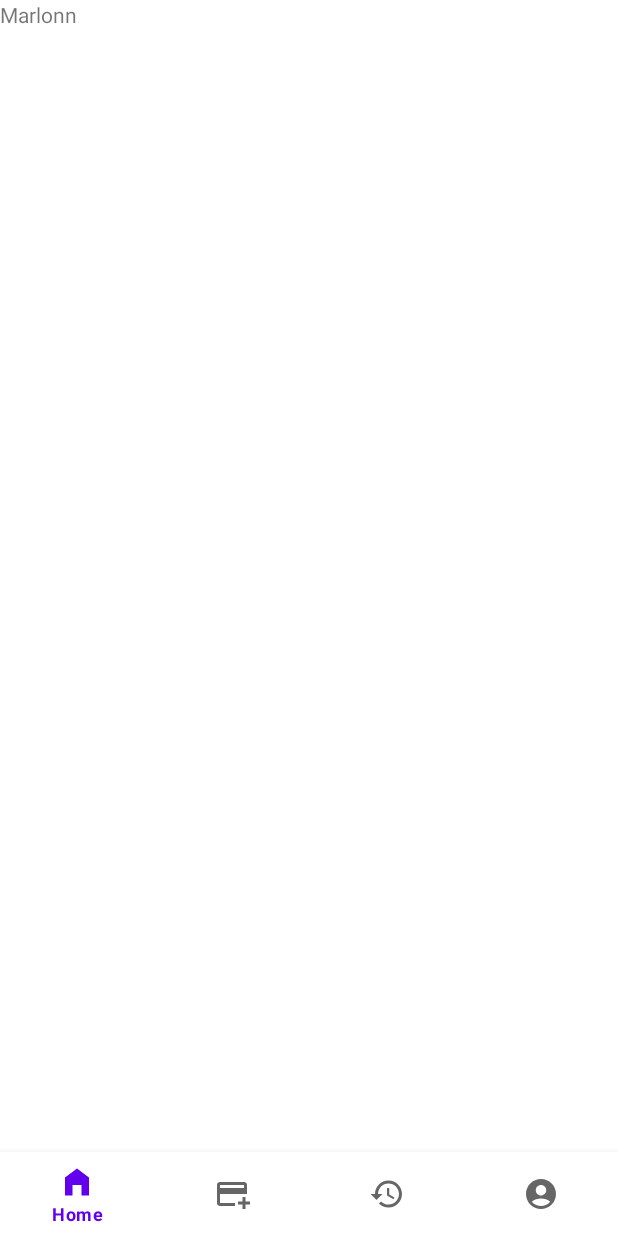
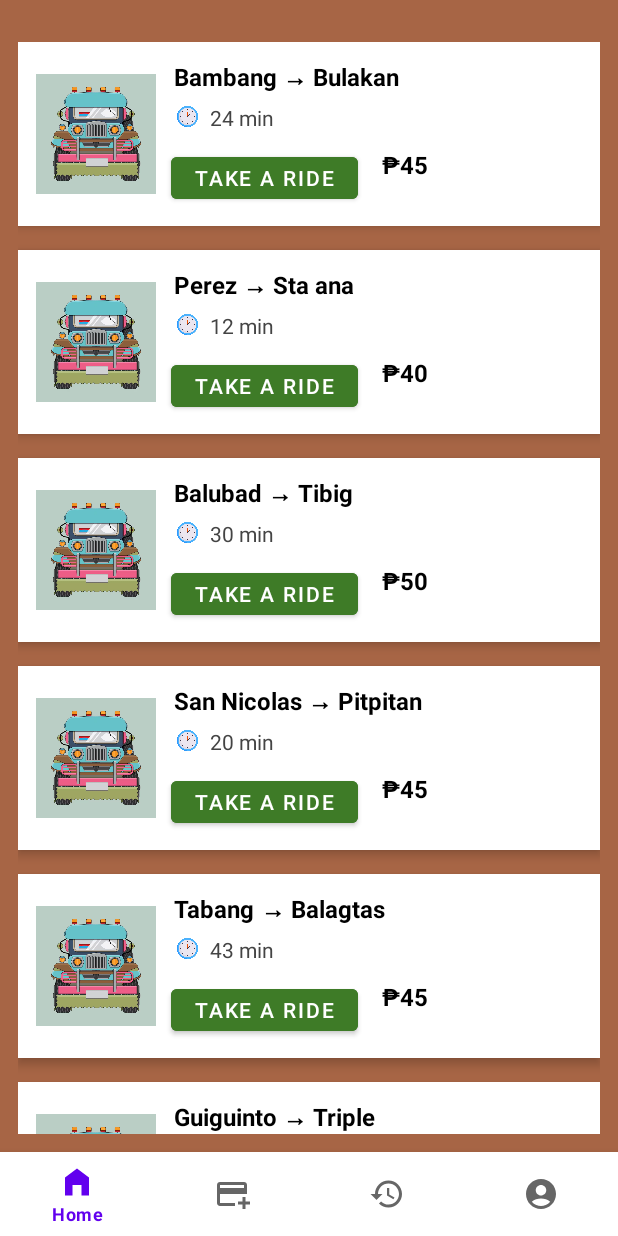
Before and after one commit to marlonpondavilla/Pamasahe, an Android app: the screen it shows after launch once a user with an empty profile is signed in (MainActivity), on a phone screen of 412 x 824 dp. Before the commit the screen is almost empty. Run offline under Robolectric (Android 15) with nearby library versions, the phone set to English and light mode, and no system bars; our stand-ins replace Firebase (no records; nobody signed in at launch, a user with empty details on screens opened directly), navigation-ui.

Commit message:
feat: home ui implemented, set up: fragment and recycler view

```diff
--- /dev/null
+++ b/app/src/main/java/com/example/pamasahe/classes/Vehicle.java
@@ -0,0 +1,57 @@
+package com.example.pamasahe.classes;
+
+public class Vehicle {
+    private String from;
+    private String to;
+    private String duration;
+    private String price;
+    private int imageResId;
+
+    public Vehicle(String from, String to, String duration, String price, int imageResId) {
+        this.from = from;
+        this.to = to;
+        this.duration = duration;
+        this.price = price;
+        this.imageResId = imageResId;
+    }
+
+    public String getFrom() {
+        return from;
+    }
+
+    public String getTo() {
+        return to;
+    }
+
+    public String getDuration() {
+        return duration;
+    }
+
+    public String getPrice() {
+        return price;
+    }
+
+    public int getImageResId() {
+        return imageResId;
+    }
+
+    public void setFrom(String from) {
+        this.from = from;
+    }
+
+    public void setTo(String to) {
+        this.to = to;
+    }
+
+    public void setDuration(String duration) {
+        this.duration = duration;
+    }
+
+    public void setPrice(String price) {
+        this.price = price;
+    }
+
+    public void setImageResId(int imageResId) {
+        this.imageResId = imageResId;
+    }
+}
--- a/app/src/main/java/com/example/pamasahe/navigation_fragments/home/HomeFragment.java
+++ b/app/src/main/java/com/example/pamasahe/navigation_fragments/home/HomeFragment.java
@@ -1,66 +1,54 @@
 package com.example.pamasahe.navigation_fragments.home;
 
 import android.os.Bundle;
-
-import androidx.fragment.app.Fragment;
-
 import android.view.LayoutInflater;
 import android.view.View;
 import android.view.ViewGroup;
 
+import androidx.fragment.app.Fragment;
+import androidx.recyclerview.widget.LinearLayoutManager;
+import androidx.recyclerview.widget.RecyclerView;
+
 import com.example.pamasahe.R;
+import com.example.pamasahe.classes.Vehicle;
 
-/**
- * A simple {@link Fragment} subclass.
- * Use the {@link HomeFragment#newInstance} factory method to
- * create an instance of this fragment.
- */
+import java.util.ArrayList;
+import java.util.List;
+
 public class HomeFragment extends Fragment {
 
-    // TODO: Rename parameter arguments, choose names that match
-    // the fragment initialization parameters, e.g. ARG_ITEM_NUMBER
-    private static final String ARG_PARAM1 = "param1";
-    private static final String ARG_PARAM2 = "param2";
-
-    // TODO: Rename and change types of parameters
-    private String mParam1;
-    private String mParam2;
+    private RecyclerView vehicleRecyclerView;
+    private VehicleAdapter vehicleAdapter;
+    private List<Vehicle> vehicleList;
 
     public HomeFragment() {
         // Required empty public constructor
-    }
-
-    /**
-     * Use this factory method to create a new instance of
-     * this fragment using the provided parameters.
-     *
-     * @param param1 Parameter 1.
-     * @param param2 Parameter 2.
-     * @return A new instance of fragment HomeFragment.
-     */
-    // TODO: Rename and change types and number of parameters
-    public static HomeFragment newInstance(String param1, String param2) {
-        HomeFragment fragment = new HomeFragment();
-        Bundle args = new Bundle();
-        args.putString(ARG_PARAM1, param1);
-        args.putString(ARG_PARAM2, param2);
-        fragment.setArguments(args);
-        return fragment;
-    }
-
-    @Override
-    public void onCreate(Bundle savedInstanceState) {
-        super.onCreate(savedInstanceState);
-        if (getArguments() != null) {
-            mParam1 = getArguments().getString(ARG_PARAM1);
-            mParam2 = getArguments().getString(ARG_PARAM2);
-        }
     }
 
     @Override
     public View onCreateView(LayoutInflater inflater, ViewGroup container,
                              Bundle savedInstanceState) {
         // Inflate the layout for this fragment
-        return inflater.inflate(R.layout.fragment_home, container, false);
+        View rootView = inflater.inflate(R.layout.fragment_home, container, false);
+
+        // Initialize RecyclerView and Vehicle List
+        vehicleRecyclerView = rootView.findViewById(R.id.vehicleRecyclerView);
+        vehicleRecyclerView.setLayoutManager(new LinearLayoutManager(getContext()));
+
+        // Initialize Vehicle List
+        vehicleList = new ArrayList<>();
+        vehicleList.add(new Vehicle("Bambang", "Bulakan", "24 min", "₱45", R.drawable.jeepney_front));
+        vehicleList.add(new Vehicle("Perez", "Sta ana", "12 min", "₱40", R.drawable.jeepney_front));
+        vehicleList.add(new Vehicle("Balubad", "Tibig", "30 min", "₱50", R.drawable.jeepney_front));
+        vehicleList.add(new Vehicle("San Nicolas", "Pitpitan", "20 min", "₱45", R.drawable.jeepney_front));
+        vehicleList.add(new Vehicle("Tabang", "Balagtas", "43 min", "₱45", R.drawable.jeepney_front));
+        vehicleList.add(new Vehicle("Guiguinto", "Triple", "35 min", "₱50", R.drawable.jeepney_front));
+
+
+        // Set up the Adapter
+        vehicleAdapter = new VehicleAdapter(vehicleList);
+        vehicleRecyclerView.setAdapter(vehicleAdapter);
+
+        return rootView;
     }
 }
--- /dev/null
+++ b/app/src/main/java/com/example/pamasahe/navigation_fragments/home/VehicleAdapter.java
@@ -0,0 +1,61 @@
+package com.example.pamasahe.navigation_fragments.home;
+
+import android.view.LayoutInflater;
+import android.view.View;
+import android.view.ViewGroup;
+import android.widget.ImageView;
+import android.widget.TextView;
+
+import androidx.annotation.NonNull;
+import androidx.recyclerview.widget.RecyclerView;
+
+import com.example.pamasahe.R;
+import com.example.pamasahe.classes.Vehicle;
+
+import java.util.List;
+
+public class VehicleAdapter extends RecyclerView.Adapter<VehicleAdapter.VehicleViewHolder> {
+
+    private List<Vehicle> vehicleList;
+
+    public VehicleAdapter(List<Vehicle> vehicleList) {
+        this.vehicleList = vehicleList;
+    }
+
+    @NonNull
+    @Override
+    public VehicleViewHolder onCreateViewHolder(@NonNull ViewGroup parent, int viewType) {
+        View view = LayoutInflater.from(parent.getContext()).inflate(R.layout.vehicle_card_template, parent, false);
+        return new VehicleViewHolder(view);
+    }
+
+    @Override
+    public void onBindViewHolder(@NonNull VehicleViewHolder holder, int position) {
+        Vehicle vehicle = vehicleList.get(position);
+
+        holder.fromText.setText(vehicle.getFrom());
+        holder.toText.setText(vehicle.getTo());
+        holder.durationText.setText(vehicle.getDuration());
+        holder.priceText.setText(vehicle.getPrice());
+        holder.vehicleImage.setImageResource(vehicle.getImageResId());
+    }
+
+    @Override
+    public int getItemCount() {
+        return vehicleList.size();
+    }
+
+    public static class VehicleViewHolder extends RecyclerView.ViewHolder {
+        TextView fromText, toText, durationText, priceText;
+        ImageView vehicleImage;
+
+        public VehicleViewHolder(@NonNull View itemView) {
+            super(itemView);
+            fromText = itemView.findViewById(R.id.fromText);
+            toText = itemView.findViewById(R.id.toText);
+            durationText = itemView.findViewById(R.id.durationText);
+            priceText = itemView.findViewById(R.id.priceText);
+            vehicleImage = itemView.findViewById(R.id.vehicleImage);
+        }
+    }
+}
--- a/app/src/main/res/layout/activity_login.xml
+++ b/app/src/main/res/layout/activity_login.xml
@@ -5,7 +5,7 @@
     android:id="@+id/main"
     android:layout_width="match_parent"
     android:layout_height="match_parent"
-    android:background="@drawable/img"
+    android:background="@drawable/login_bg"
     tools:context=".Login">
 
     <RelativeLayout
--- a/app/src/main/res/layout/fragment_account.xml
+++ b/app/src/main/res/layout/fragment_account.xml
@@ -14,6 +14,4 @@
         android:text="Logout"
         android:layout_marginTop="16dp" />
 
-
-
 </FrameLayout>
--- a/app/src/main/res/layout/fragment_home.xml
+++ b/app/src/main/res/layout/fragment_home.xml
@@ -1,14 +1,20 @@
 <?xml version="1.0" encoding="utf-8"?>
-<FrameLayout xmlns:android="http://schemas.android.com/apk/res/android"
+<androidx.constraintlayout.widget.ConstraintLayout xmlns:android="http://schemas.android.com/apk/res/android"
+    xmlns:app="http://schemas.android.com/apk/res-auto"
     xmlns:tools="http://schemas.android.com/tools"
     android:layout_width="match_parent"
     android:layout_height="match_parent"
+    android:background="#A76545"
     tools:context=".navigation_fragments.home.HomeFragment">
 
-    <!-- TODO: Update blank fragment layout -->
-    <TextView
+    <!-- RecyclerView to show Vehicle cards -->
+    <androidx.recyclerview.widget.RecyclerView
+        android:id="@+id/vehicleRecyclerView"
         android:layout_width="match_parent"
         android:layout_height="match_parent"
-        android:text="Marlonn" />
+        android:layout_marginTop="16dp"
+        app:layout_constraintTop_toTopOf="parent"
+        app:layout_constraintBottom_toBottomOf="parent"
+        android:padding="12dp"/>
 
-</FrameLayout>
+</androidx.constraintlayout.widget.ConstraintLayout>
--- /dev/null
+++ b/app/src/main/res/layout/vehicle_card_template.xml
@@ -0,0 +1,101 @@
+<RelativeLayout xmlns:android="http://schemas.android.com/apk/res/android"
+    android:layout_width="match_parent"
+    android:layout_height="wrap_content"
+    android:background="@android:color/white"
+    android:padding="12dp"
+    android:layout_marginBottom="16dp"
+    android:elevation="4dp">
+
+    <ImageView
+        android:id="@+id/vehicleImage"
+        android:layout_width="80dp"
+        android:layout_height="80dp"
+        android:scaleType="centerCrop"
+        android:src="@drawable/jeepney_front"
+        android:layout_alignParentStart="true"
+        android:layout_centerVertical="true" />
+
+    <LinearLayout
+        android:id="@+id/fromToLayout"
+        android:layout_width="wrap_content"
+        android:layout_height="wrap_content"
+        android:orientation="horizontal"
+        android:layout_toEndOf="@id/vehicleImage"
+        android:layout_alignTop="@id/vehicleImage"
+        android:layout_marginStart="12dp">
+
+        <TextView
+            android:id="@+id/fromText"
+            android:layout_width="wrap_content"
+            android:layout_height="wrap_content"
+            android:text="From"
+            android:textSize="16sp"
+            android:textStyle="bold"
+            android:textColor="#000" />
+
+        <TextView
+            android:id="@+id/caret"
+            android:layout_width="wrap_content"
+            android:layout_height="wrap_content"
+            android:text=" → "
+            android:textSize="16sp"
+            android:textStyle="bold"
+            android:textColor="#000" />
+
+        <TextView
+            android:id="@+id/toText"
+            android:layout_width="wrap_content"
+            android:layout_height="wrap_content"
+            android:text="To"
+            android:textSize="16sp"
+            android:textStyle="bold"
+            android:textColor="#000" />
+    </LinearLayout>
+
+    <ImageView
+        android:id="@+id/durationIcon"
+        android:layout_width="18dp"
+        android:layout_height="18dp"
+        android:src="@drawable/duration_img"
+        android:layout_below="@id/fromToLayout"
+        android:layout_toEndOf="@id/vehicleImage"
+        android:layout_marginStart="12dp"
+        android:layout_marginTop="6dp" />
+
+    <TextView
+        android:id="@+id/durationText"
+        android:layout_width="wrap_content"
+        android:layout_height="wrap_content"
+        android:text="24 min"
+        android:textSize="14sp"
+        android:textColor="#444"
+        android:layout_toEndOf="@id/durationIcon"
+        android:layout_alignTop="@id/durationIcon"
+        android:layout_marginStart="6dp" />
+
+    <Button
+        android:id="@+id/takeRideBtn"
+        android:layout_width="wrap_content"
+        android:layout_height="40dp"
+        android:text="Take a Ride"
+        android:textSize="14sp"
+        android:backgroundTint="#3E7B27"
+        android:textColor="@android:color/white"
+        android:layout_below="@id/durationIcon"
+        android:layout_toEndOf="@id/vehicleImage"
+        android:layout_marginLeft="10dp"
+        android:layout_marginTop="12dp" />
+
+    <TextView
+        android:id="@+id/priceText"
+        android:layout_width="wrap_content"
+        android:layout_height="wrap_content"
+        android:text="₱120"
+        android:textSize="16sp"
+        android:textStyle="bold"
+        android:textColor="#000000"
+        android:layout_alignTop="@id/takeRideBtn"
+        android:layout_toEndOf="@id/takeRideBtn"
+        android:layout_marginStart="16dp" />
+
+</RelativeLayout>
```
Also changed, not shown: app/src/main/res/drawable/duration_img.png (added), app/src/main/res/drawable/jeepney_front.png (added), 2 other files.
